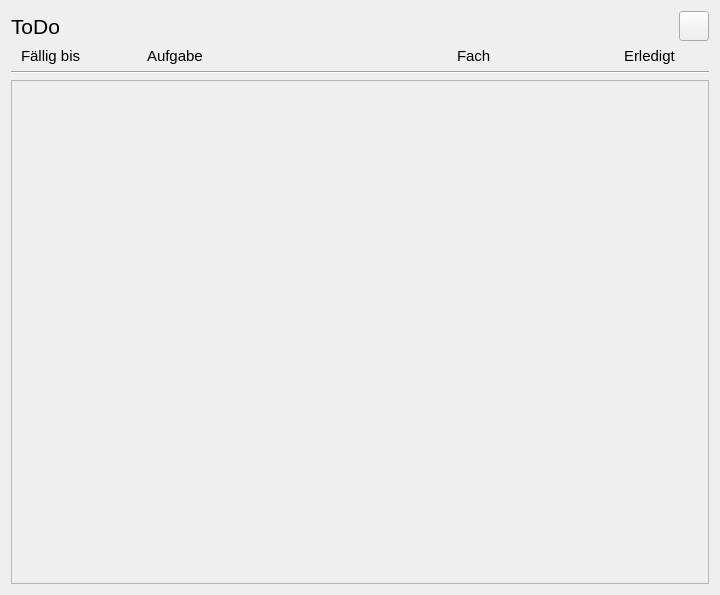
Qt form todo.ui (orgnnice/OrgNNice) before a commit.
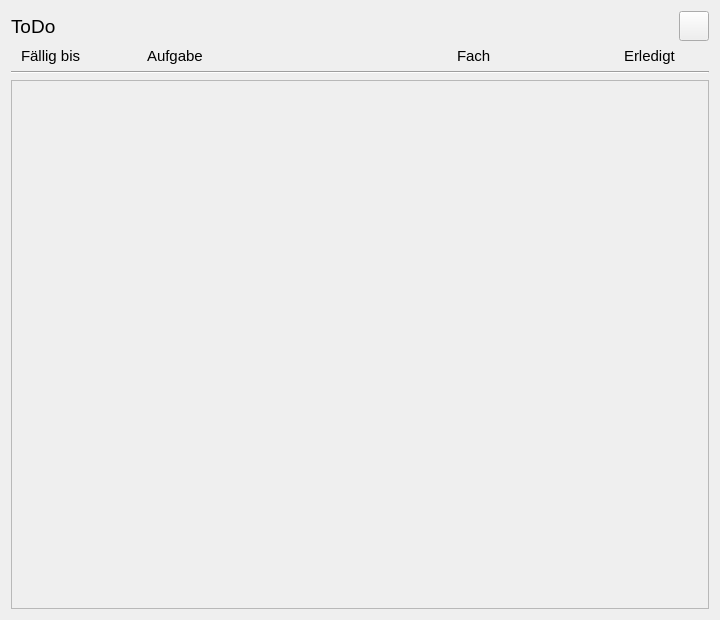
The same form after that commit. Icons and pictures are not drawn.

Patch:
```diff
--- a/todo.ui
+++ b/todo.ui
@@ -7,13 +7,13 @@
     <x>0</x>
     <y>0</y>
     <width>720</width>
-    <height>595</height>
+    <height>620</height>
    </rect>
   </property>
   <property name="minimumSize">
    <size>
     <width>720</width>
-    <height>595</height>
+    <height>620</height>
    </size>
   </property>
   <property name="windowTitle">
@@ -26,7 +26,10 @@
       <widget class="QLabel" name="label">
        <property name="font">
         <font>
-         <pointsize>16</pointsize>
+         <family>MS Shell Dlg 2</family>
+         <pointsize>14</pointsize>
+         <weight>50</weight>
+         <bold>false</bold>
         </font>
        </property>
        <property name="text">
@@ -198,8 +201,8 @@
        <rect>
         <x>0</x>
         <y>0</y>
-        <width>700</width>
-        <height>502</height>
+        <width>696</width>
+        <height>516</height>
        </rect>
       </property>
       <layout class="QVBoxLayout" name="verticalLayout_2"/>
```
Left out of the diff: 2 changed lines with no effect on the pictures.
